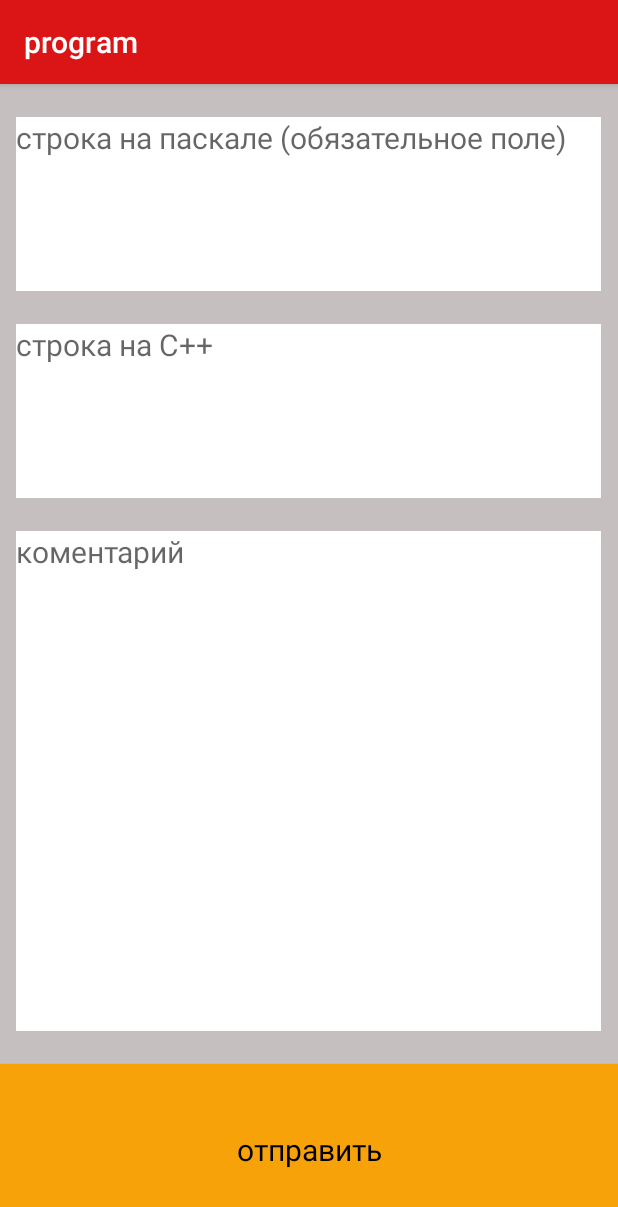
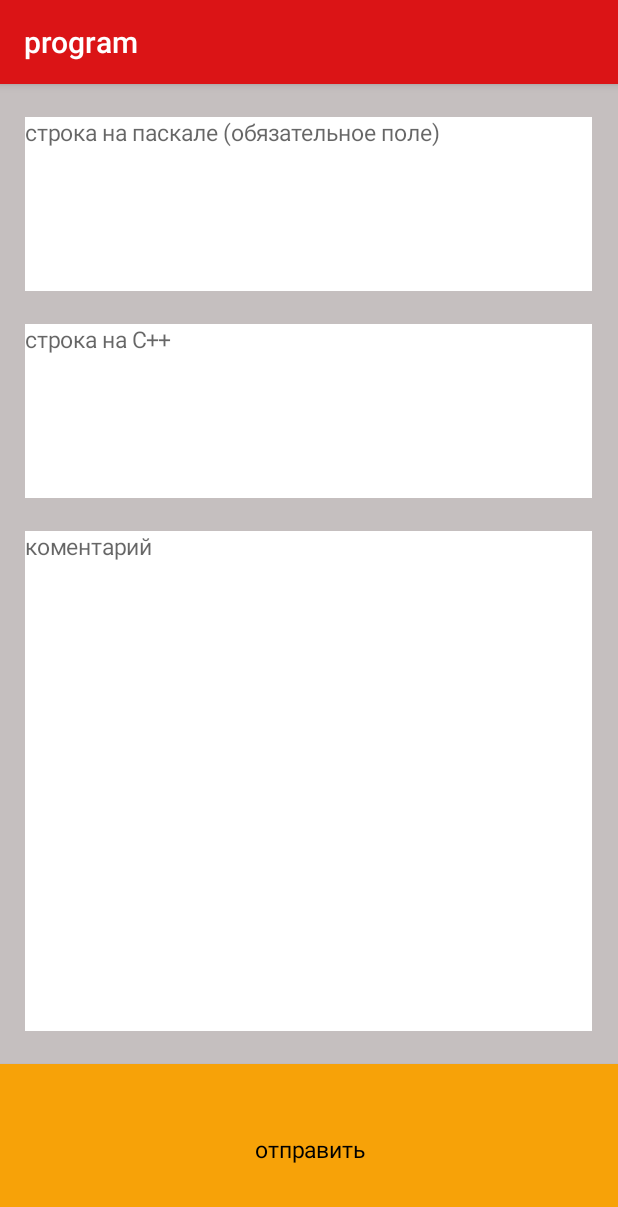
Before and after one commit to Ksenia-C/Easy, an Android app: the screen it shows after launch (MainActivity6), after a tap on "ОТПРАВИТЬ ПИСЬМО", on a phone screen of 412 x 824 dp. Shown: the top 1207 px of the screen. Run offline under Robolectric (Android 15) with nearby library versions, the phone set to English and light mode, and no system bars.

Commit message:
new prod

```diff
--- a/app/src/main/java/com/example/ksenia/myproject1_proect/MainActivity.java
+++ b/app/src/main/java/com/example/ksenia/myproject1_proect/MainActivity.java
@@ -12,5 +12,6 @@ public class MainActivity extends AppCompatActivity {
         setContentView(R.layout.activity_main);
         setTitle(getString(R.string.title_of_pr));
         startActivity(new Intent(MainActivity.this, MainActivity4.class));
+
     }
 }
--- a/app/src/main/java/com/example/ksenia/myproject1_proect/MainActivity4.java
+++ b/app/src/main/java/com/example/ksenia/myproject1_proect/MainActivity4.java
@@ -3,6 +3,7 @@ package com.example.ksenia.myproject1_proect;
 import android.content.Intent;
 import android.support.v7.app.AppCompatActivity;
 import android.os.Bundle;
+import android.util.DisplayMetrics;
 import android.view.View;
 import android.widget.Button;
 import android.widget.Toast;
@@ -14,11 +15,21 @@ public class MainActivity4 extends AppCompatActivity {
         super.onCreate(savedInstanceState);
         setContentView(R.layout.activity_main4);
         setTitle(getString(R.string.title_of_pr));
+        DisplayMetrics dm = new DisplayMetrics();
+        getWindowManager().getDefaultDisplay().getMetrics(dm);
+        int width=dm.widthPixels;
+        int height=dm.heightPixels;
         totr1=findViewById(R.id.totranslate);
         totr2=findViewById(R.id.totraspon);
         todescr=findViewById(R.id.toask);
         tohelp=findViewById(R.id.togivehelp);
         toauthor=findViewById(R.id.tosendletter);
+
+        totr1.setTextSize(height/90);
+        totr2.setTextSize(height/90);
+        todescr.setTextSize(height/90);
+        tohelp.setTextSize(height/90);
+        toauthor.setTextSize(height/90);
         View.OnClickListener listener=new View.OnClickListener() {
             @Override
             public void onClick(View v){
@@ -33,6 +44,7 @@ public class MainActivity4 extends AppCompatActivity {
 
                         Toast toast = Toast.makeText(getApplicationContext(),
                                 " Вы не можете воспользоваться этой функцией. Она в разработке.", Toast.LENGTH_LONG);
+
                         toast.show();
                         break;
                     }
--- a/app/src/main/java/com/example/ksenia/myproject1_proect/MainActivity6.java
+++ b/app/src/main/java/com/example/ksenia/myproject1_proect/MainActivity6.java
@@ -4,6 +4,7 @@ import android.content.Intent;
 import android.net.Uri;
 import android.support.v7.app.AppCompatActivity;
 import android.os.Bundle;
+import android.util.DisplayMetrics;
 import android.view.View;
 import android.widget.Button;
 import android.widget.EditText;
@@ -16,11 +17,19 @@ public class MainActivity6 extends AppCompatActivity {
         super.onCreate(savedInstanceState);
         setContentView(R.layout.activity_main6);
         setTitle(getString(R.string.title_of_pr));
+        DisplayMetrics dm = new DisplayMetrics();
+        getWindowManager().getDefaultDisplay().getMetrics(dm);
+        int width=dm.widthPixels;
+        int height=dm.heightPixels;
         Button bl=findViewById(R.id.ButtonLetter);
         final EditText ep,ec,ek;
         ep=findViewById(R.id.TextPAscal);
         ec=findViewById(R.id.TextCpp);
         ek=findViewById(R.id.TextComent);
+        bl.setTextSize(height/80);
+        ep.setTextSize(height/80);
+        ec.setTextSize(height/80);
+        ek.setTextSize(height/80);
         View.OnClickListener listener=new View.OnClickListener() {
             @Override
             public void onClick(View v){
--- a/app/src/main/res/layout/activity_main5.xml
+++ b/app/src/main/res/layout/activity_main5.xml
@@ -25,6 +25,7 @@
 
 
             <TextView
+                android:id="@+id/titlep"
                 android:textColor="@color/white"
                 android:layout_width="match_parent"
                 android:layout_height="wrap_content"
@@ -37,6 +38,7 @@
                 tools:ignore="RtlSymmetry" />
 
             <TextView
+                android:id="@+id/titlec"
                 android:textColor="@color/white"
                 android:layout_width="match_parent"
                 android:layout_height="wrap_content"
--- a/app/src/main/res/layout/activity_main6.xml
+++ b/app/src/main/res/layout/activity_main6.xml
@@ -31,9 +31,9 @@
 
         <EditText
             android:id="@+id/TextPAscal"
-            android:layout_width="347dp"
+            android:layout_width="wrap_content"
             android:layout_height="match_parent"
-            android:layout_weight="4"
+            android:layout_weight="12"
             android:background="@color/white"
             android:ems="10"
             android:hint="@string/stringatpascal"
@@ -74,9 +74,9 @@
 
         <EditText
             android:id="@+id/TextCpp"
-            android:layout_width="347dp"
+            android:layout_width="wrap_content"
             android:layout_height="match_parent"
-            android:layout_weight="4"
+            android:layout_weight="12"
             android:background="@color/white"
             android:ems="10"
             android:hint="@string/stringatC"
@@ -117,9 +117,9 @@
 
         <EditText
             android:id="@+id/TextComent"
-            android:layout_width="347dp"
+            android:layout_width="wrap_content"
             android:layout_height="match_parent"
-            android:layout_weight="4"
+            android:layout_weight="12"
             android:background="@color/white"
             android:ems="10"
             android:hint="@string/comment"
```
Also changed, not shown: app/src/main/java/com/example/ksenia/myproject1_proect/MainActivity2.java (+9 -1 lines), app/src/main/java/com/example/ksenia/myproject1_proect/MainActivity3.java (+8 -0 lines), app/src/main/java/com/example/ksenia/myproject1_proect/MainActivity5.java (+16 -1 lines), app/src/main/java/com/example/ksenia/myproject1_proect/MainActivity7.java (+8 -0 lines), app/src/main/java/com/example/ksenia/myproject1_proect/MyEditText.java (+6 -1 lines), app/src/main/java/com/example/ksenia/myproject1_proect/MyMonthAdapter.java (+6 -5 lines), app/src/main/res/layout/activity_main3.xml (+4 -5 lines).
